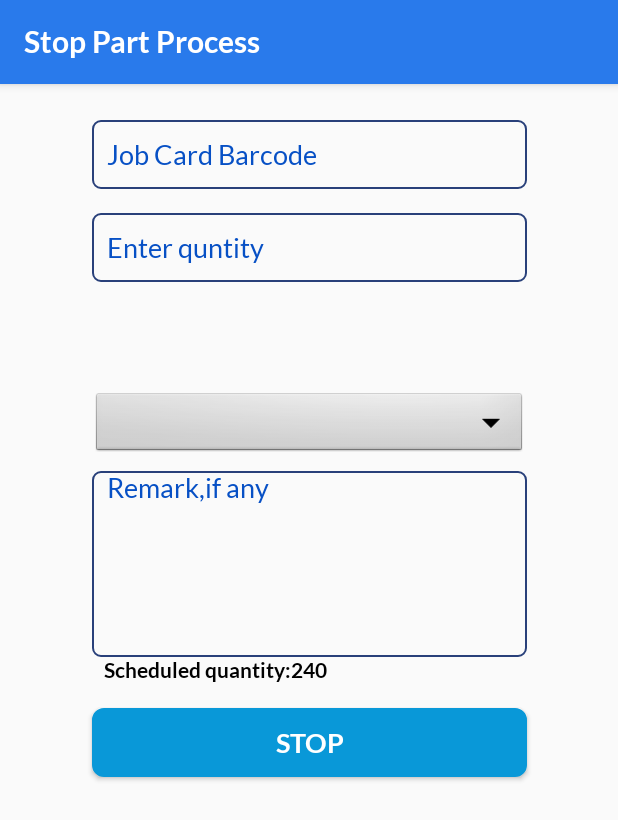
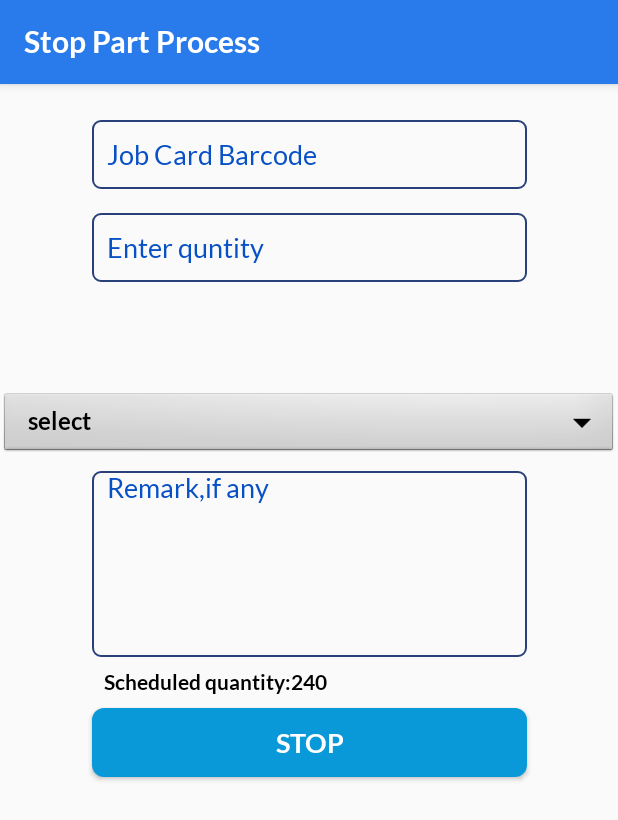
Before and after one commit to shwetahatwar/TMML, an Android app: the StopPartProcess screen opened through its navigation route, on a phone screen of 412 x 824 dp. Shown: the top 820 px of the screen. Run offline under Robolectric (Android 15) with nearby library versions, the phone set to English and light mode, and no system bars; our stand-ins replace RxJava; libraries missing offline, so code that uses them is left out: io.github.pierry.progress; network calls fail; 1 statement that could not run was skipped.

Commit message:
changes in machine maintenance and start part process

```diff
--- a/app/src/main/java/com/briot/tmmlmss/implementor/ui/main/JobcardDetailsScanViewModel.kt
+++ b/app/src/main/java/com/briot/tmmlmss/implementor/ui/main/JobcardDetailsScanViewModel.kt
@@ -10,7 +10,7 @@ import java.net.SocketException
 import java.net.SocketTimeoutException
 
 class JobcardDetailsScanViewModel : ViewModel() {
-    val TAG = "ScanViewModel"
+    val TAG = "JobcardScanViewModel"
 
     val jobcardDetails: LiveData<Array<JobcardDetail>> = MutableLiveData<Array<JobcardDetail>>()
 
--- a/app/src/main/java/com/briot/tmmlmss/implementor/ui/main/MachineMaintenanceViewModel.kt
+++ b/app/src/main/java/com/briot/tmmlmss/implementor/ui/main/MachineMaintenanceViewModel.kt
@@ -25,7 +25,7 @@ class MachineMaintenanceViewModel : ViewModel() {
     val maintenanceTransaction: LiveData<MaintenanceTransaction> = MutableLiveData<MaintenanceTransaction>()
     val maintenanceTransactionNetworkError: LiveData<Boolean> = MutableLiveData<Boolean>()
     val invalidMaintenanceTransaction: MaintenanceTransaction = MaintenanceTransaction()
-    val defaultSpinnerStatus = MutableLiveData<String>()
+
 
 
     fun loadMachineDetails(barcodeSerial: String) {
--- a/app/src/main/res/layout/stop_part_process_fragment.xml
+++ b/app/src/main/res/layout/stop_part_process_fragment.xml
@@ -1,86 +1,93 @@
 <?xml version="1.0" encoding="utf-8"?>
-<androidx.constraintlayout.widget.ConstraintLayout
-xmlns:android="http://schemas.android.com/apk/res/android"
+<androidx.constraintlayout.widget.ConstraintLayout xmlns:android="http://schemas.android.com/apk/res/android"
+    xmlns:app="http://schemas.android.com/apk/res-auto"
     xmlns:tools="http://schemas.android.com/tools"
-xmlns:app="http://schemas.android.com/apk/res-auto"
     android:layout_width="match_parent"
     android:layout_height="match_parent"
     tools:context=".ui.main.StopPartProcess">
 
-<EditText
+    <androidx.appcompat.widget.AppCompatEditText
+        android:id="@+id/stopPartJobcardBarcodeScan"
         android:layout_width="290dp"
         android:layout_height="46dp"
+        android:layout_marginTop="24dp"
+        android:background="@drawable/edittext_bg"
         android:ems="10"
         android:hint="Job Card Barcode"
-    android:background="@drawable/edittext_bg"
         android:paddingLeft="10dp"
-    android:id="@+id/editText6"
-    android:layout_marginTop="24dp"
-    app:layout_constraintTop_toTopOf="parent"
+        app:layout_constraintEnd_toEndOf="parent"
         app:layout_constraintStart_toStartOf="parent"
-    app:layout_constraintEnd_toEndOf="parent"/>
-<EditText
+        app:layout_constraintTop_toTopOf="parent" />
+
+    <androidx.appcompat.widget.AppCompatEditText
+        android:id="@+id/stopPartEnterQuantity"
         android:layout_width="290dp"
         android:layout_height="46dp"
-    android:inputType="number"
+        android:layout_marginTop="16dp"
+        android:background="@drawable/edittext_bg"
         android:ems="10"
         android:hint="Enter quntity"
-    android:background="@drawable/edittext_bg"
+        android:inputType="number"
         android:paddingLeft="10dp"
-    android:id="@+id/editText"
-    app:layout_constraintTop_toBottomOf="@+id/editText6"
-    android:layout_marginTop="16dp"
-    app:layout_constraintStart_toStartOf="@+id/editText6"
-    app:layout_constraintEnd_toEndOf="@+id/editText6"/>
+        app:layout_constraintEnd_toEndOf="@+id/stopPartJobcardBarcodeScan"
+        app:layout_constraintStart_toStartOf="@+id/stopPartJobcardBarcodeScan"
+        app:layout_constraintTop_toBottomOf="@+id/stopPartJobcardBarcodeScan" />
 
-    <TextView
+    <androidx.appcompat.widget.AppCompatTextView
         android:id="@+id/lable1"
         android:layout_width="wrap_content"
         android:layout_height="wrap_content"
         android:layout_marginStart="8dp"
+        android:layout_marginTop="8dp"
         android:text="Scheduled quantity:240"
-        app:layout_constraintStart_toStartOf="@+id/editText4"
-        app:layout_constraintTop_toBottomOf="@+id/editText4" />
-<Spinner
+        app:layout_constraintStart_toStartOf="@+id/stopPartProcessRemark"
+        app:layout_constraintTop_toBottomOf="@+id/stopPartProcessRemark" />
+
+    <androidx.appcompat.widget.AppCompatSpinner
+        android:id="@+id/stopPartProcessSpinner"
+        android:layout_width="match_parent"
+        android:layout_height="46dp"
+        android:layout_marginTop="8dp"
+        android:background="@android:drawable/btn_dropdown"
+        android:entries="@array/machine_state_array"
+        app:layout_constraintBottom_toBottomOf="parent"
+        app:layout_constraintEnd_toEndOf="@+id/stopPartEnterQuantity"
+        app:layout_constraintHorizontal_bias="0.0"
+        app:layout_constraintStart_toStartOf="@+id/stopPartEnterQuantity"
+        app:layout_constraintTop_toBottomOf="@+id/stopPartEnterQuantity"
+        app:layout_constraintVertical_bias="0.11" />
+
+    <androidx.appcompat.widget.AppCompatEditText
+        android:id="@+id/stopPartProcessRemark"
+        android:layout_width="290dp"
+        android:layout_height="124dp"
+        android:layout_marginStart="16dp"
+        android:layout_marginTop="8dp"
+        android:layout_marginEnd="16dp"
+        android:background="@drawable/edittext_bg"
+        android:ems="10"
+        android:maxLength="240"
+        android:gravity="start|top"
+        android:hint="Remark,if any"
+        android:inputType="textMultiLine"
+        android:paddingLeft="10dp"
+        app:layout_constraintEnd_toEndOf="parent"
+        app:layout_constraintStart_toStartOf="parent"
+        app:layout_constraintTop_toBottomOf="@+id/stopPartProcessSpinner" />
+
+    <androidx.appcompat.widget.AppCompatButton
+        android:id="@+id/btnStopPartProcess"
         android:layout_width="290dp"
         android:layout_height="46dp"
-    android:background="@android:drawable/btn_dropdown"
-    android:id="@+id/spinner"
-    app:layout_constraintStart_toStartOf="@+id/editText"
-    app:layout_constraintEnd_toEndOf="@+id/editText"
-    app:layout_constraintHorizontal_bias="0.0"
-    app:layout_constraintBottom_toBottomOf="parent"
-    android:layout_marginTop="8dp"
-    app:layout_constraintTop_toBottomOf="@+id/editText"
-    app:layout_constraintVertical_bias="0.11"/>
-<EditText
-    android:layout_width="290dp"
-    android:layout_height="124dp"
-    android:inputType="textMultiLine"
-    android:gravity="start|top"
-    android:ems="10"
-    android:id="@+id/editText4"
-    android:hint="Remark,if any"
-    android:background="@drawable/edittext_bg"
-    android:paddingLeft="10dp"
-    app:layout_constraintStart_toStartOf="@+id/spinner"
-    app:layout_constraintEnd_toEndOf="@+id/spinner"
-    app:layout_constraintTop_toBottomOf="@+id/spinner"
-    android:layout_marginTop="8dp"
-    app:layout_constraintHorizontal_bias="0.0"/>
-<Button
+        android:layout_marginTop="34dp"
+        android:background="@drawable/button_states"
+        android:padding="10dp"
         android:text="STOP"
-    android:layout_width="290dp"
-    android:layout_height="46dp"
-    android:padding="10dp"
-    android:background="@drawable/button_states"
-    android:id="@+id/button3"
-    android:layout_marginTop="34dp"
-    app:layout_constraintTop_toBottomOf="@+id/editText4"
-    app:layout_constraintStart_toStartOf="@+id/editText4"
-    app:layout_constraintEnd_toEndOf="@+id/editText4"
         android:textColor="#FFFFFF"
+        android:textSize="18sp"
         android:textStyle="bold"
-    android:textSize="18sp"/>
+        app:layout_constraintEnd_toEndOf="@+id/stopPartProcessRemark"
+        app:layout_constraintStart_toStartOf="@+id/stopPartProcessRemark"
+        app:layout_constraintTop_toBottomOf="@+id/stopPartProcessRemark" />
 
 </androidx.constraintlayout.widget.ConstraintLayout>
```
Also changed, not shown: app/src/main/java/com/briot/tmmlmss/implementor/repository/remote/ApiInterface.kt (+19 -10 lines), app/src/main/java/com/briot/tmmlmss/implementor/repository/remote/RemoteRepository.kt (+20 -0 lines), app/src/main/java/com/briot/tmmlmss/implementor/ui/main/MachineMaintenanceFragment.kt (+9 -4 lines), app/src/main/java/com/briot/tmmlmss/implementor/ui/main/StartPartProcess.kt (+53 -0 lines), app/src/main/java/com/briot/tmmlmss/implementor/ui/main/StartPartProcessViewModel.kt (+84 -1 lines), app/src/main/res/layout/jobcard_details_scan_fragment.xml (+15 -6 lines), app/src/main/res/layout/machine_maintenance_fragment.xml (+36 -38 lines), app/src/main/res/layout/start_part_process_fragment.xml (+55 -28 lines). Lines whose indentation alone changed are shown as unchanged.
